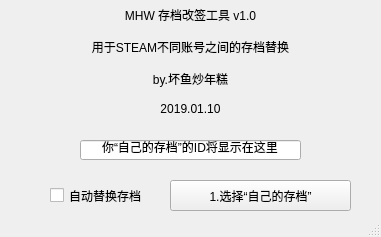
The window that mainwindow.ui (BadFishy/MHW-Save-ID-Changer) describes before a commit, drawn with Qt 5.
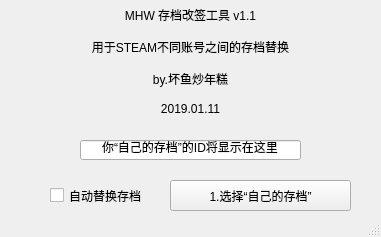
The same window after the commit.

Commit message: 勾选“自动替换存档”时将不会验证自己和别人的存档的ID是否相同

Patch:
```diff
--- a/mainwindow.ui
+++ b/mainwindow.ui
@@ -49,13 +49,13 @@
      </rect>
     </property>
     <property name="text">
-     <string>MHW 存档改签工具 v1.0
+     <string>MHW 存档改签工具 v1.1
 
 用于STEAM不同账号之间的存档替换
 
 by.坏鱼炒年糕
 
-2019.01.10</string>
+2019.01.11</string>
     </property>
     <property name="textFormat">
      <enum>Qt::AutoText</enum>
```
The commit also changes 2 other files.
